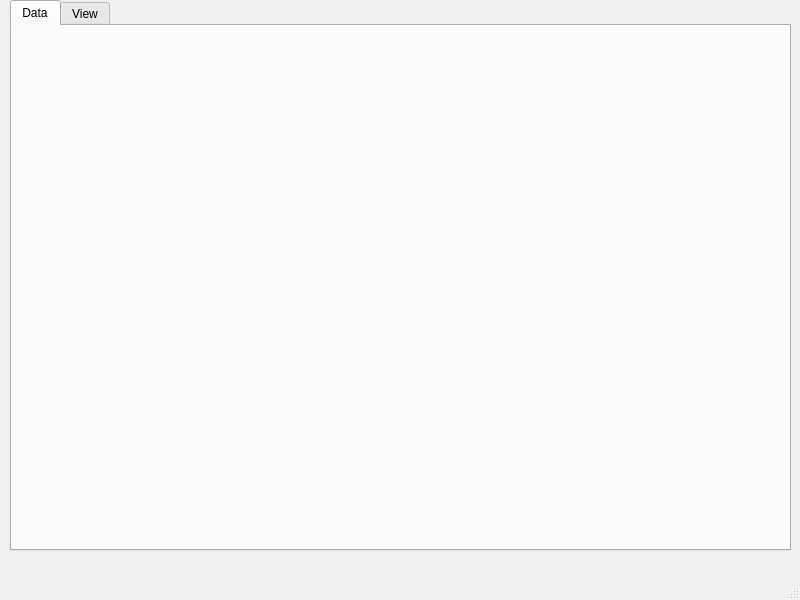
omdovhopolyi/ArtificialHorizonBlackBox, file src/mainwindow.ui: the form before one commit.
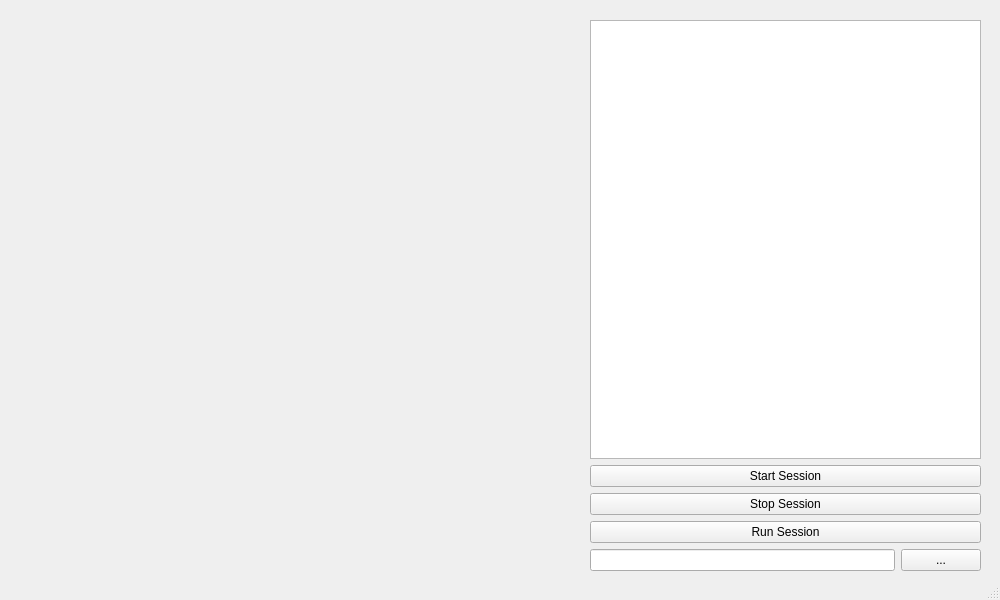
The form after the commit.

Commit message: Window layout

What changed in the file:
```diff
--- a/src/mainwindow.ui
+++ b/src/mainwindow.ui
@@ -6,7 +6,7 @@
    <rect>
     <x>0</x>
     <y>0</y>
-    <width>800</width>
+    <width>1000</width>
     <height>600</height>
    </rect>
   </property>
@@ -14,38 +14,85 @@
    <string>MainWindow</string>
   </property>
   <widget class="QWidget" name="centralwidget">
-   <widget class="QTabWidget" name="tabWidget">
+   <widget class="QWidget" name="widget" native="true">
     <property name="geometry">
      <rect>
-      <x>10</x>
-      <y>0</y>
-      <width>781</width>
+      <x>20</x>
+      <y>20</y>
+      <width>561</width>
       <height>551</height>
      </rect>
     </property>
-    <property name="currentIndex">
-     <number>0</number>
-    </property>
-    <widget class="QWidget" name="dataTab">
-     <attribute name="title">
-      <string>Data</string>
-     </attribute>
-     <widget class="QWidget" name="verticalLayoutWidget">
-      <property name="geometry">
-       <rect>
-        <x>10</x>
-        <y>10</y>
-        <width>761</width>
-        <height>501</height>
-       </rect>
-      </property>
-      <layout class="QVBoxLayout" name="chartLayout"/>
-     </widget>
+    <widget class="QWidget" name="verticalLayoutWidget">
+     <property name="geometry">
+      <rect>
+       <x>-1</x>
+       <y>-1</y>
+       <width>561</width>
+       <height>551</height>
+      </rect>
+     </property>
+     <layout class="QVBoxLayout" name="ChartLayout"/>
     </widget>
-    <widget class="QWidget" name="viewTab">
-     <attribute name="title">
-      <string>View</string>
-     </attribute>
+   </widget>
+   <widget class="QWidget" name="widget_2" native="true">
+    <property name="geometry">
+     <rect>
+      <x>590</x>
+      <y>20</y>
+      <width>391</width>
+      <height>551</height>
+     </rect>
+    </property>
+    <widget class="QWidget" name="verticalLayoutWidget_2">
+     <property name="geometry">
+      <rect>
+       <x>0</x>
+       <y>0</y>
+       <width>391</width>
+       <height>551</height>
+      </rect>
+     </property>
+     <layout class="QVBoxLayout" name="verticalLayout_5">
+      <item>
+       <widget class="QGraphicsView" name="ArtificialHorizonView"/>
+      </item>
+      <item>
+       <widget class="QPushButton" name="StartSessonButton">
+        <property name="text">
+         <string>Start Session</string>
+        </property>
+       </widget>
+      </item>
+      <item>
+       <widget class="QPushButton" name="StopSessionButton">
+        <property name="text">
+         <string>Stop Session</string>
+        </property>
+       </widget>
+      </item>
+      <item>
+       <widget class="QPushButton" name="RunSessionButton">
+        <property name="text">
+         <string>Run Session</string>
+        </property>
+       </widget>
+      </item>
+      <item>
+       <layout class="QHBoxLayout" name="horizontalLayout">
+        <item>
+         <widget class="QLineEdit" name="FileNameView"/>
+        </item>
+        <item>
+         <widget class="QPushButton" name="ChooseFileButton">
+          <property name="text">
+           <string>...</string>
+          </property>
+         </widget>
+        </item>
+       </layout>
+      </item>
+     </layout>
     </widget>
    </widget>
   </widget>
```
Left out of the diff: 2 changed lines with no effect on the pictures. The commit also changes 1 other file.
